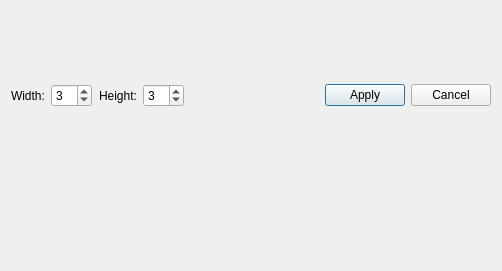
Qt form src/FilterDialog.ui (citxx/Image-editor) before a commit.
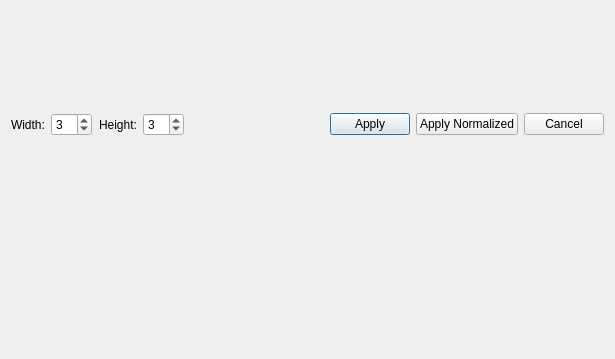
The same form after that commit.

Commit message: The possibility of applying normalized and non-normalized custom filters is added

Diff of the .ui file:
```diff
--- a/src/FilterDialog.ui
+++ b/src/FilterDialog.ui
@@ -6,8 +6,8 @@
    <rect>
     <x>0</x>
     <y>0</y>
-    <width>502</width>
-    <height>271</height>
+    <width>615</width>
+    <height>359</height>
    </rect>
   </property>
   <property name="sizePolicy">
@@ -107,6 +107,13 @@
        </property>
       </widget>
      </item>
+     <item>
+      <widget class="QPushButton" name="pushButtonApplyNormalized">
+       <property name="text">
+        <string>Apply Normalized</string>
+       </property>
+      </widget>
+     </item>
      <item>
       <widget class="QPushButton" name="pushButtonCancel">
        <property name="text">
```
The commit also changes 2 other files.
